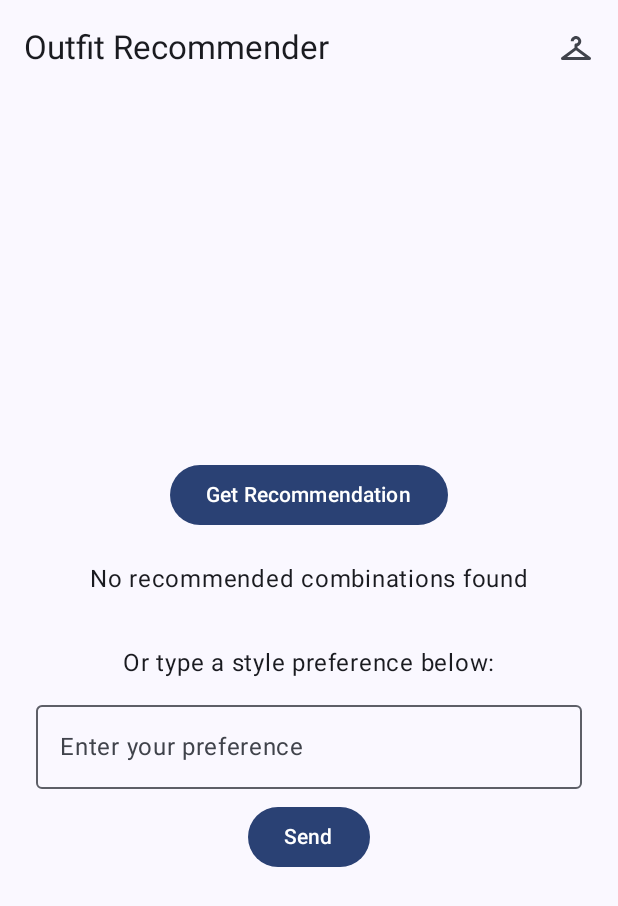
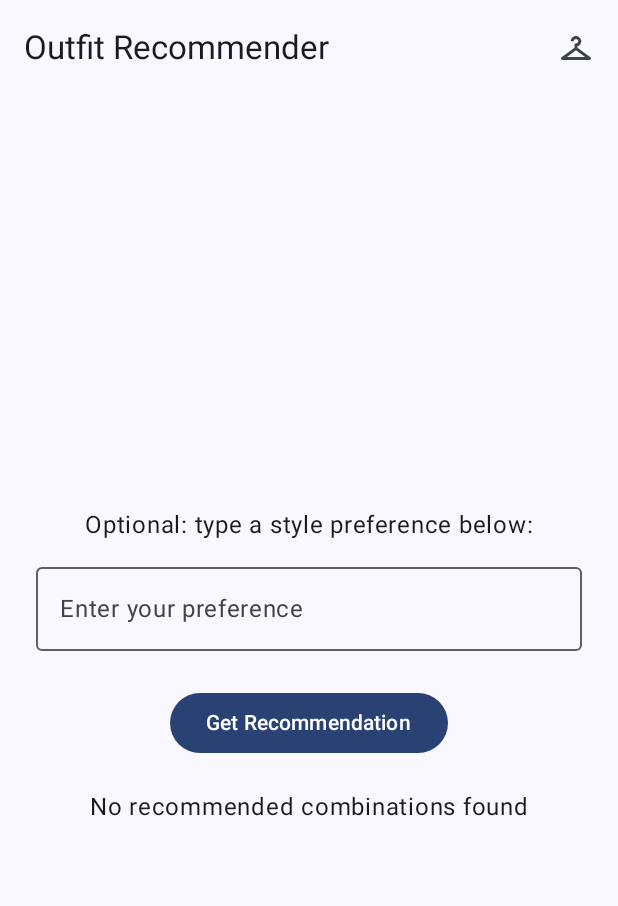
Before and after one commit to yaniker/ClothingRecommendationApp, an Android app built with Jetpack Compose: the screen it shows after launch (MainActivity), after a tap on "Get Recommendation", on a phone screen of 412 x 824 dp. Shown: the top 906 px of the screen. Run offline under Robolectric (Android 15) with nearby library versions, the phone set to English and light mode, and no system bars; libraries missing offline, so code that uses them is left out: org.tensorflow.lite; 2 statements that could not run were skipped.

Commit message:
reconfigured button locations

```diff
--- a/app/src/main/java/com/example/workcombinationrecommend/MainActivity.kt
+++ b/app/src/main/java/com/example/workcombinationrecommend/MainActivity.kt
@@ -126,6 +126,7 @@ fun RecommendationScreen(
     var topItem by remember { mutableStateOf<ClothingItem?>(null) }
     var bottomItem by remember { mutableStateOf<ClothingItem?>(null) }
     var message by remember { mutableStateOf("Tap to get recommendation") }
+    var userPrompt by remember { mutableStateOf("") }
 
     Scaffold(
         topBar = {
@@ -160,15 +161,39 @@ fun RecommendationScreen(
             verticalArrangement = Arrangement.Center,
             horizontalAlignment = Alignment.CenterHorizontally
         ) {
+            // 🆕 User prompt input (moved above)
+            Text("Optional: type a style preference below:")
+            Spacer(modifier = Modifier.height(8.dp))
+            OutlinedTextField(
+                value = userPrompt,
+                onValueChange = { userPrompt = it },
+                label = { Text("Enter your preference") },
+                modifier = Modifier.fillMaxWidth()
+            )
+
+            Spacer(modifier = Modifier.height(24.dp))
+
+            // 🧠 Unified recommendation button
             Button(onClick = {
                 val pairs = if (selectedId != null) {
-                getShuffledPairs(items).filter { it.first.id == selectedId || it.second.id == selectedId }
+                    getShuffledPairs(items).filter {
+                        it.first.id == selectedId || it.second.id == selectedId
+                    }
                 } else {
                     getShuffledPairs(items)
                 }
+
+                var filteredPairs = pairs
+
+                if (userPrompt.isNotBlank()) {
+                    // TODO: Add AWS LLM API call here and update filteredPairs
+                    message = "Sending prompt to LLM backend: \"$userPrompt\""
+                    // You'll replace this with real filtered results once backend is connected
+                }
+
                 var found = false
 
-            for ((top, bottom) in pairs) {
+                for ((top, bottom) in filteredPairs) {
                     val input = floatArrayOf(
                         colorMap[top.color1]!!.toFloat(), patternMap[top.pattern]!!.toFloat(),
                         materialMap[top.material]!!.toFloat(), fitMap[top.fit]!!.toFloat(),
@@ -183,7 +208,6 @@ fun RecommendationScreen(
                         found = true
                         break
                     }
-
                 }
 
                 if (!found) {
@@ -199,31 +223,8 @@ fun RecommendationScreen(
             Text(message)
 
             topItem?.let {
+                Spacer(modifier = Modifier.height(10.dp))
                 ImageFromAssets(fileName = "${it.type}/${it.id}.jpeg")
-        }
-
-        Spacer(modifier = Modifier.height(32.dp))
-
-        Text("Or type a style preference below:")
-
-        var userPrompt by remember { mutableStateOf("") }
-
-        Spacer(modifier = Modifier.height(8.dp))
-
-        OutlinedTextField(
-            value = userPrompt,
-            onValueChange = { userPrompt = it },
-            label = { Text("Enter your preference") },
-            modifier = Modifier.fillMaxWidth()
-        )
-
-        Spacer(modifier = Modifier.height(8.dp))
-
-        Button(onClick = {
-            // TODO: API call with userPrompt
-            message = "Processing preference: $userPrompt"
-        }) {
-            Text("Send")
             }
 
             bottomItem?.let {
```
Lines whose indentation alone changed are shown as unchanged.
